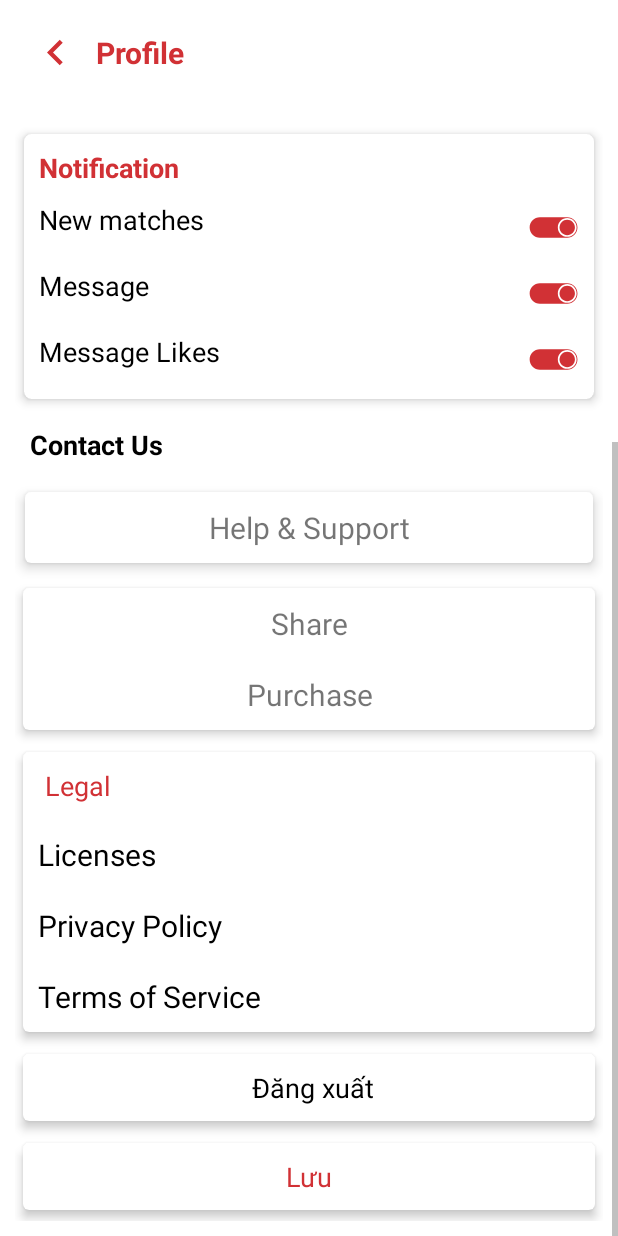
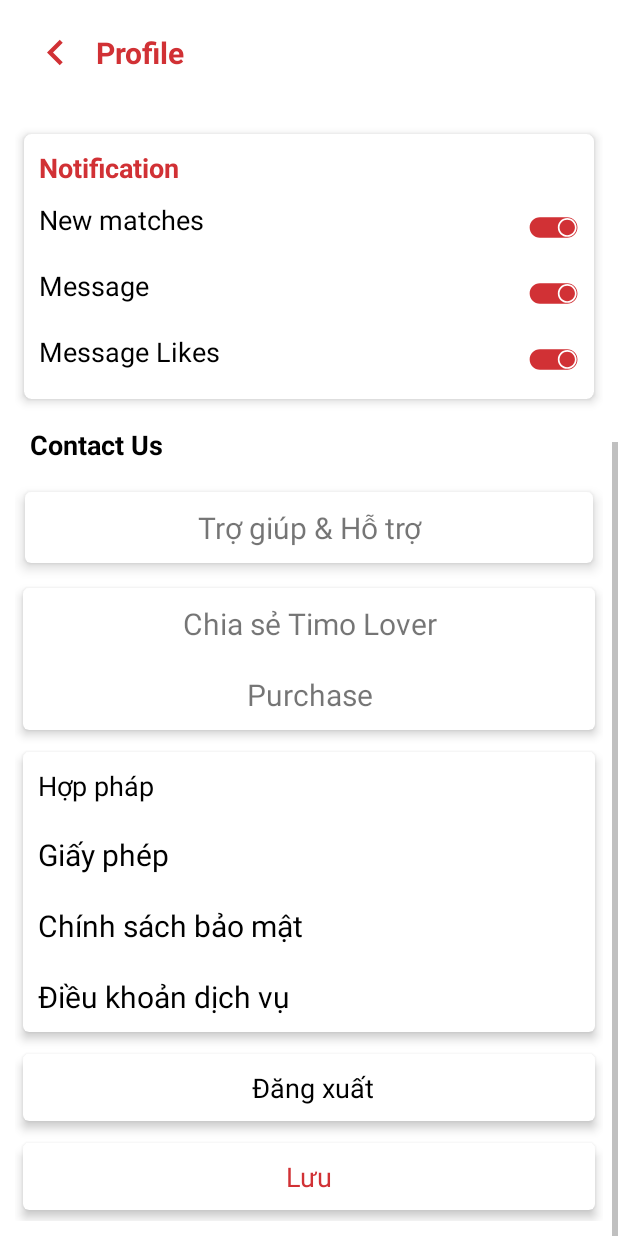
Before and after one commit to anhlong01/dating-app, an Android app: the SettingsActivity screen opened directly, with no data from a screen before it, scrolled down 320 dp, on a phone screen of 412 x 824 dp. Run offline under Robolectric (Android 15) with nearby library versions, the phone set to English and light mode, and no system bars; our stand-ins replace Firebase (no records; nobody signed in at launch, a user with empty details on screens opened directly); libraries missing offline, so code that uses them is left out: com.yahoo.mobile; plain views replace RangeSeekBar; 10 statements that could not run were skipped.

Commit message:
update share Button

```diff
--- a/app/src/main/res/layout/activity_profile_checkin_matched.xml
+++ b/app/src/main/res/layout/activity_profile_checkin_matched.xml
@@ -17,7 +17,7 @@
         <!-- contain back activity -->
         <include layout="@layout/layout_top_navigation_back" />
 
-        <com.example.yuxuanli.pinmoon.Utils.SquareImageView
+        <com.quintus.labs.datingapp.Utils.SquareImageView
             android:id="@+id/image_matched"
             android:layout_width="match_parent"
             android:layout_height="wrap_content"
--- a/app/src/main/res/layout/activity_settings.xml
+++ b/app/src/main/res/layout/activity_settings.xml
@@ -269,7 +269,7 @@
                     android:layout_height="wrap_content"
                     android:gravity="center"
                     android:padding="10dp"
-                    android:text="Help &amp; Support"
+                    android:text="Trợ giúp &amp; Hỗ trợ"
                     android:textSize="20dp" />
             </androidx.cardview.widget.CardView>
 
@@ -288,11 +288,12 @@
 
 
                     <TextView
+                        android:id="@+id/shareBtn"
                         android:layout_width="match_parent"
                         android:layout_height="wrap_content"
                         android:gravity="center"
                         android:padding="10dp"
-                        android:text="Share"
+                        android:text="Chia sẻ Timo Lover"
                         android:textSize="20dp" />
 
                     <TextView
@@ -323,15 +324,15 @@
                         android:layout_width="match_parent"
                         android:layout_height="match_parent"
                         android:padding="10dp"
-                        android:text=" Legal"
-                        android:textColor="@color/colorPrimaryDark"
+                        android:text="Hợp pháp"
+                        android:textColor="@color/black"
                         android:textSize="18dp" />
 
                     <TextView
                         android:layout_width="match_parent"
                         android:layout_height="wrap_content"
                         android:padding="10dp"
-                        android:text="Licenses"
+                        android:text="Giấy phép"
                         android:textColor="@color/black"
                         android:textSize="20dp" />
 
@@ -339,7 +340,7 @@
                         android:layout_width="match_parent"
                         android:layout_height="wrap_content"
                         android:padding="10dp"
-                        android:text="Privacy Policy"
+                        android:text="Chính sách bảo mật"
                         android:textColor="@color/black"
                         android:textSize="20dp" />
 
@@ -347,7 +348,7 @@
                         android:layout_width="match_parent"
                         android:layout_height="wrap_content"
                         android:padding="10dp"
-                        android:text="Terms of Service"
+                        android:text="Điều khoản dịch vụ"
                         android:textColor="@color/black"
                         android:textSize="20dp" />
 
--- a/app/src/main/res/values/colors.xml
+++ b/app/src/main/res/values/colors.xml
@@ -11,6 +11,10 @@
     <color name="colorAccent">#D81B60</color>
 
     <color name="transparentPink">#99FF4081</color>
+
+    <color name="startColor">#d13135</color>
+    <color name="endColor">#D81B60</color>
+
 
     <color name="grey">#bfbfbf</color>
     <color name="white">#ffffff</color>
```
Also changed, not shown: app/src/main/java/com/quintus/labs/datingapp/Profile/SettingsActivity.java (+66 -1 lines), 1 other file.
